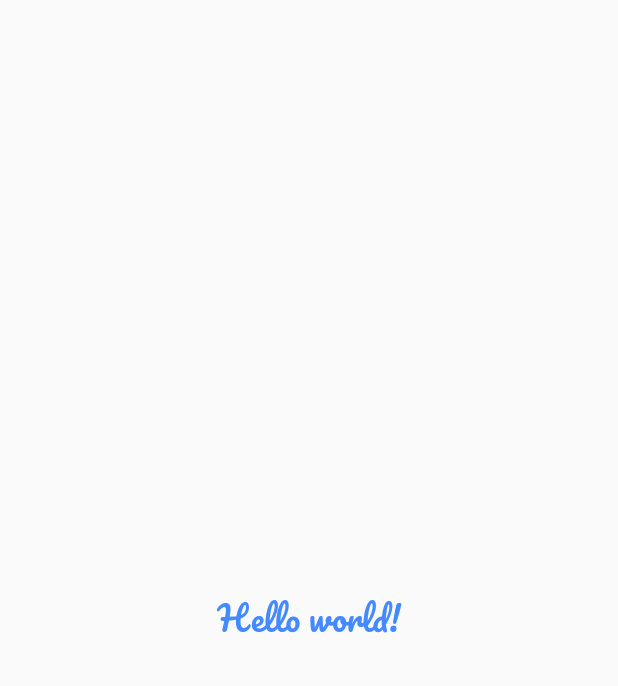
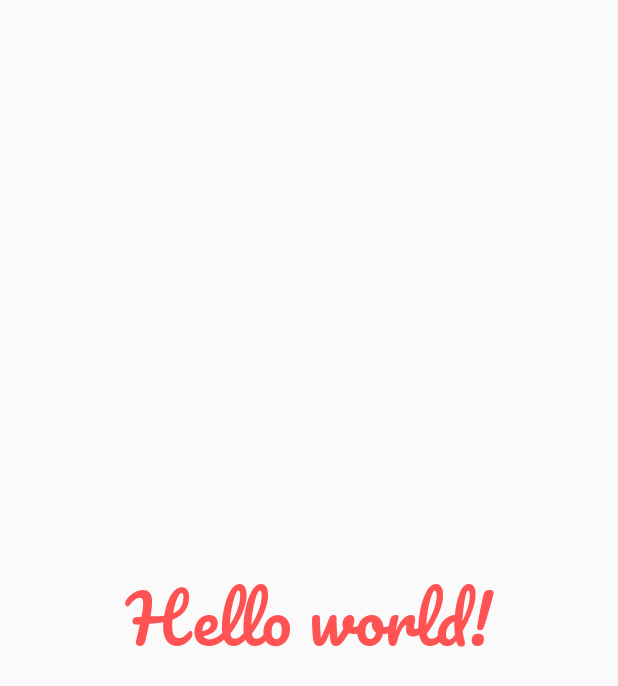
Before and after one commit to kuroshmondora/flutter_github_action, a Flutter app: the screen it shows after launch, on a phone screen of 412 x 824 dp. Shown: the top 686 px of the screen. Run offline on Flutter 3.47's test engine with Material 2 defaults, Android fonts, the phone set to English and light mode, and no system bars; our stand-ins replace google_fonts.

Commit message:
fix: change color and size of font

```diff
--- a/lib/main.dart
+++ b/lib/main.dart
@@ -26,8 +26,8 @@ class HomePage extends StatelessWidget {
             "Hello world!",
             style: GoogleFonts.pacifico(
               textStyle: TextStyle(
-                color: Colors.blueAccent,
-                fontSize: 22,
+                color: Colors.redAccent,
+                fontSize: 44,
               ),
             ),
           ),
```
